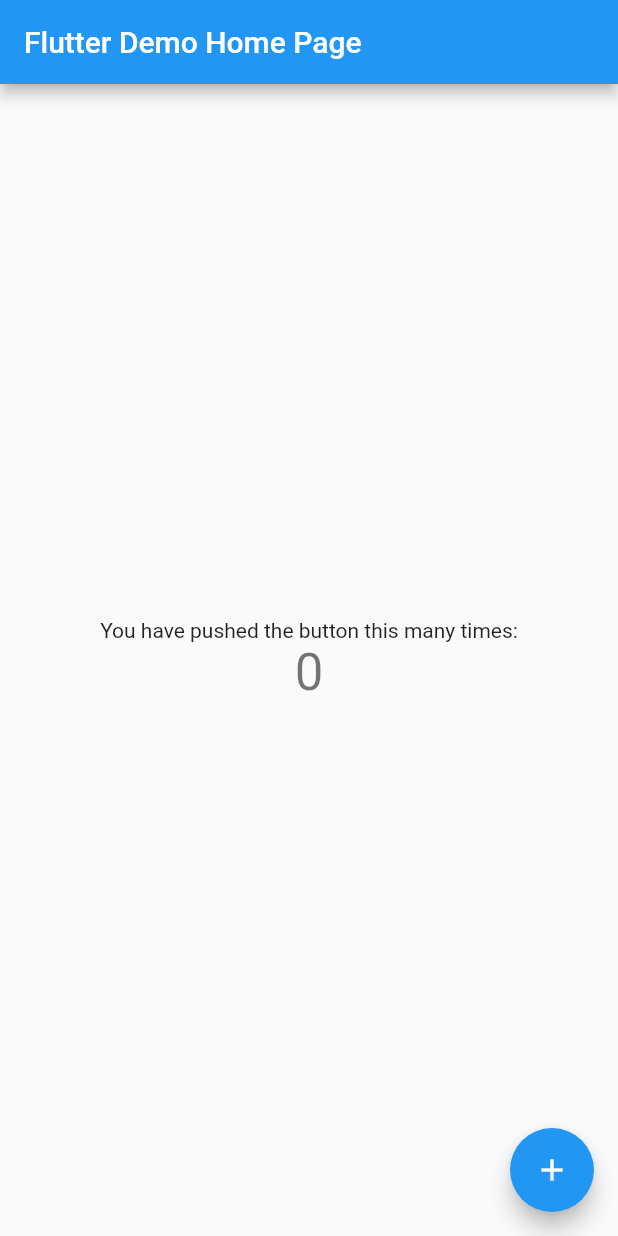
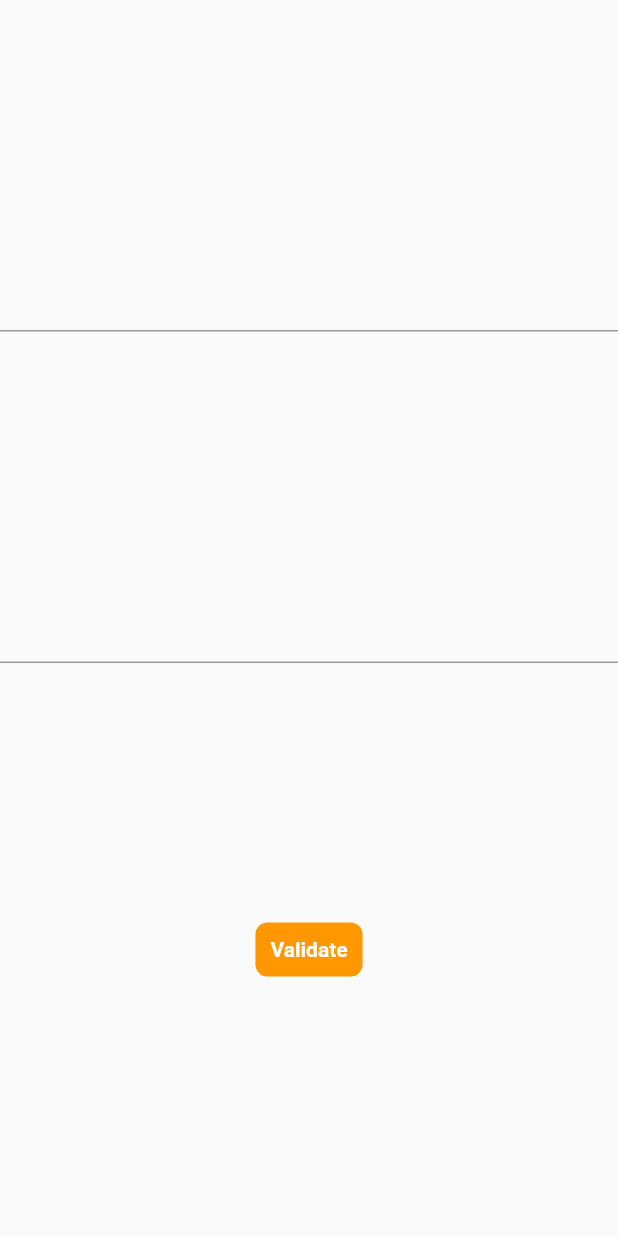
Before and after one commit to f1forhelp/FLutter_tutorial, a Flutter app: the screen it shows after launch, on a phone screen of 412 x 824 dp. Run offline on Flutter 3.47's test engine with Material 2 defaults, Android fonts, the phone set to English and light mode, and no system bars.

Commit message:
Some minor changes

```diff
--- /dev/null
+++ b/flutter_driver/integration_test.dart
@@ -0,0 +1,5 @@
+import 'package:integration_test/integration_test_driver.dart';
+
+Future<void> main(List<String> args) {
+  return integrationDriver();
+}
--- a/lib/main.dart
+++ b/lib/main.dart
@@ -5,7 +5,7 @@ void main() {
 }
 
 class MyApp extends StatelessWidget {
-  const MyApp({Key? key}) : super(key: key);
+  const MyApp({super.key});
 
   // This widget is the root of your application.
   @override
@@ -13,15 +13,6 @@ class MyApp extends StatelessWidget {
     return MaterialApp(
       title: 'Flutter Demo',
       theme: ThemeData(
-        // This is the theme of your application.
-        //
-        // Try running your application with "flutter run". You'll see the
-        // application has a blue toolbar. Then, without quitting the app, try
-        // changing the primarySwatch below to Colors.green and then invoke
-        // "hot reload" (press "r" in the console where you ran "flutter run",
-        // or simply save your changes to "hot reload" in a Flutter IDE).
-        // Notice that the counter didn't reset back to zero; the application
-        // is not restarted.
         primarySwatch: Colors.blue,
       ),
       home: const MyHomePage(title: 'Flutter Demo Home Page'),
@@ -30,16 +21,7 @@ class MyApp extends StatelessWidget {
 }
 
 class MyHomePage extends StatefulWidget {
-  const MyHomePage({Key? key, required this.title}) : super(key: key);
-
-  // This widget is the home page of your application. It is stateful, meaning
-  // that it has a State object (defined below) that contains fields that affect
-  // how it looks.
-
-  // This class is the configuration for the state. It holds the values (in this
-  // case the title) provided by the parent (in this case the App widget) and
-  // used by the build method of the State. Fields in a Widget subclass are
-  // always marked "final".
+  const MyHomePage({super.key, required this.title});
 
   final String title;
 
@@ -48,68 +30,99 @@ class MyHomePage extends StatefulWidget {
 }
 
 class _MyHomePageState extends State<MyHomePage> {
-  int _counter = 0;
+  TextEditingController emailController = TextEditingController();
+  TextEditingController passwordController = TextEditingController();
+  @override
+  Widget build(BuildContext context) {
+    return Scaffold(
+      body: Column(
+        mainAxisAlignment: MainAxisAlignment.spaceEvenly,
+        children: [
+          TextFormField(
+            key: ValueKey("email"),
+            controller: emailController,
+          ),
+          TextFormField(
+            key: ValueKey("pass"),
+            controller: passwordController,
+          ),
+          CustomButton(
+            key: ValueKey("validate"),
+            label: "Validate",
+            onTap: () async {
+              // await Future.delayed(Duration(seconds: 4));
+              if (emailController.text == "test@gmail.com" &&
+                  passwordController.text == "admin") {
+                Navigator.push(
+                  context,
+                  MaterialPageRoute(
+                    builder: (context) =>
+                        const SecuredContent(key: ValueKey("SecuredContent")),
+                  ),
+                );
+              }
+            },
+          ),
+        ],
+      ),
+    );
+  }
+}
 
-  void _incrementCounter() {
-    setState(() {
-      // This call to setState tells the Flutter framework that something has
-      // changed in this State, which causes it to rerun the build method below
-      // so that the display can reflect the updated values. If we changed
-      // _counter without calling setState(), then the build method would not be
-      // called again, and so nothing would appear to happen.
-      _counter++;
-    });
-  }
+class CustomButton extends StatelessWidget {
+  final void Function()? onTap;
+  final String label;
+  const CustomButton({super.key, this.onTap, required this.label});
 
   @override
   Widget build(BuildContext context) {
-    // This method is rerun every time setState is called, for instance as done
-    // by the _incrementCounter method above.
-    //
-    // The Flutter framework has been optimized to make rerunning build methods
-    // fast, so that you can just rebuild anything that needs updating rather
-    // than having to individually change instances of widgets.
-    return Scaffold(
-      appBar: AppBar(
-        // Here we take the value from the MyHomePage object that was created by
-        // the App.build method, and use it to set our appbar title.
-        title: Text(widget.title),
-      ),
-      body: Center(
-        // Center is a layout widget. It takes a single child and positions it
-        // in the middle of the parent.
-        child: Column(
-          // Column is also a layout widget. It takes a list of children and
-          // arranges them vertically. By default, it sizes itself to fit its
-          // children horizontally, and tries to be as tall as its parent.
-          //
-          // Invoke "debug painting" (press "p" in the console, choose the
-          // "Toggle Debug Paint" action from the Flutter Inspector in Android
-          // Studio, or the "Toggle Debug Paint" command in Visual Studio Code)
-          // to see the wireframe for each widget.
-          //
-          // Column has various properties to control how it sizes itself and
-          // how it positions its children. Here we use mainAxisAlignment to
-          // center the children vertically; the main axis here is the vertical
-          // axis because Columns are vertical (the cross axis would be
-          // horizontal).
-          mainAxisAlignment: MainAxisAlignment.center,
-          children: <Widget>[
-            const Text(
-              'You have pushed the button this many times:',
-            ),
-            Text(
-              '$_counter',
-              style: Theme.of(context).textTheme.headline4,
-            ),
-          ],
+    return GestureDetector(
+      onTap: onTap,
+      child: Container(
+        decoration: BoxDecoration(
+            color: Colors.orange, borderRadius: BorderRadius.circular(8)),
+        padding: const EdgeInsets.all(10),
+        child: Text(
+          label,
+          style: const TextStyle(
+            color: Colors.white,
+            fontWeight: FontWeight.bold,
+          ),
         ),
       ),
-      floatingActionButton: FloatingActionButton(
-        onPressed: _incrementCounter,
-        tooltip: 'Increment',
-        child: const Icon(Icons.add),
-      ), // This trailing comma makes auto-formatting nicer for build methods.
     );
   }
 }
+
+class SecuredContent extends StatefulWidget {
+  const SecuredContent({super.key});
+
+  @override
+  State<SecuredContent> createState() => _SecuredContentState();
+}
+
+class _SecuredContentState extends State<SecuredContent> {
+  @override
+  Widget build(BuildContext context) {
+    return Scaffold(
+      body: Column(
+        mainAxisAlignment: MainAxisAlignment.center,
+        crossAxisAlignment: CrossAxisAlignment.center,
+        children: const [
+          Expanded(
+            child: Center(
+              child: Text(
+                "successfully logged in",
+                style: TextStyle(
+                  fontSize: 60,
+                  fontWeight: FontWeight.bold,
+                ),
+                textAlign: TextAlign.center,
+              ),
+            ),
+          ),
+        ],
+      ),
+    );
+  }
+}
--- a/pubspec.yaml
+++ b/pubspec.yaml
@@ -18,7 +18,7 @@ publish_to: 'none' # Remove this line if you wish to publish to pub.dev
 version: 1.0.0+1
 
 environment:
-  sdk: ">=2.16.1 <3.0.0"
+  sdk: ">=2.18.5 <3.0.0"
 
 # Dependencies specify other packages that your package needs in order to work.
 # To automatically upgrade your package dependencies to the latest versions
@@ -37,6 +37,8 @@ dependencies:
 
 dev_dependencies:
   flutter_test:
+    sdk: flutter
+  integration_test:
     sdk: flutter
 
   # The "flutter_lints" package below contains a set of recommended lints to
```
Also changed, not shown: 7 other files.
